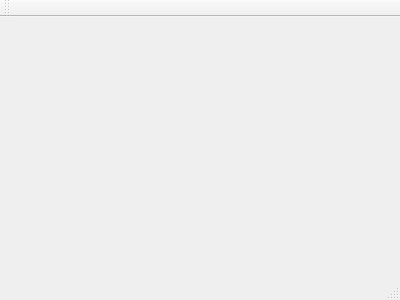
Qt form statswindow.ui (group93492/chat-server) before a commit.
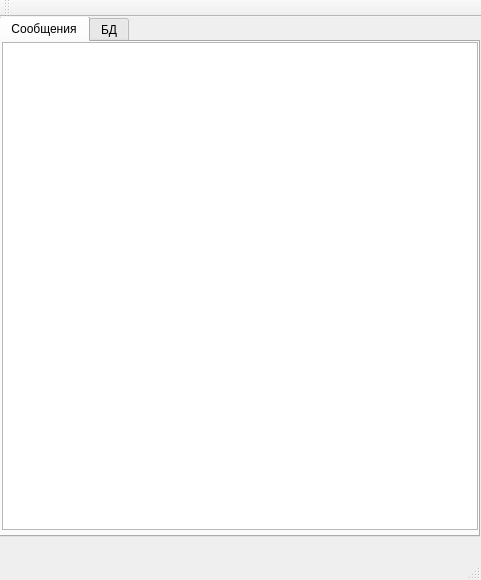
The same form after that commit.

The edit to the form file:
```diff
--- a/statswindow.ui
+++ b/statswindow.ui
@@ -1,24 +1,80 @@
 <ui version="4.0">
  <class>StatsWindow</class>
- <widget class="QMainWindow" name="StatsWindow" >
-  <property name="geometry" >
+ <widget class="QMainWindow" name="StatsWindow">
+  <property name="geometry">
    <rect>
     <x>0</x>
     <y>0</y>
-    <width>400</width>
-    <height>300</height>
+    <width>481</width>
+    <height>580</height>
    </rect>
   </property>
   <property name="windowTitle" >
    <string>StatsWindow</string>
   </property>
-  <widget class="QMenuBar" name="menuBar" />
-  <widget class="QToolBar" name="mainToolBar" />
-  <widget class="QWidget" name="centralWidget" />
-  <widget class="QStatusBar" name="statusBar" />
+  <widget class="QWidget" name="centralWidget">
+   <widget class="QTabWidget" name="tabWidget">
+    <property name="geometry">
+     <rect>
+      <x>-1</x>
+      <y>-1</y>
+      <width>481</width>
+      <height>521</height>
+     </rect>
+    </property>
+    <property name="currentIndex">
+     <number>0</number>
+    </property>
+    <widget class="QWidget" name="messagesTab">
+     <attribute name="title">
+      <string>Сообщения</string>
+     </attribute>
+     <widget class="QPlainTextEdit" name="logBrowser">
+      <property name="geometry">
+       <rect>
+        <x>1</x>
+        <y>0</y>
+        <width>476</width>
+        <height>488</height>
+       </rect>
+      </property>
+      <property name="readOnly">
+       <bool>true</bool>
+      </property>
+     </widget>
+    </widget>
+    <widget class="QWidget" name="dbTab">
+     <attribute name="title">
+      <string>БД</string>
+     </attribute>
+    </widget>
+   </widget>
+  </widget>
+  <widget class="QMenuBar" name="menuBar">
+   <property name="geometry">
+    <rect>
+     <x>0</x>
+     <y>0</y>
+     <width>481</width>
+     <height>25</height>
+    </rect>
+   </property>
+  </widget>
+  <widget class="QToolBar" name="mainToolBar">
+   <attribute name="toolBarArea">
+    <enum>TopToolBarArea</enum>
+   </attribute>
+   <attribute name="toolBarBreak">
+    <bool>false</bool>
+   </attribute>
+  </widget>
+  <widget class="QStatusBar" name="statusBar">
+   <property name="enabled">
+    <bool>true</bool>
+   </property>
+  </widget>
  </widget>
- <layoutDefault spacing="6" margin="11" />
- <pixmapfunction></pixmapfunction>
+ <layoutdefault spacing="6" margin="11"/>
  <resources/>
  <connections/>
 </ui>
```
Left out of the diff: 3 changed lines with no effect on the pictures.
